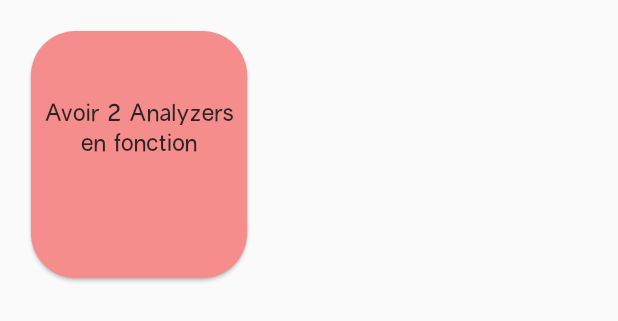
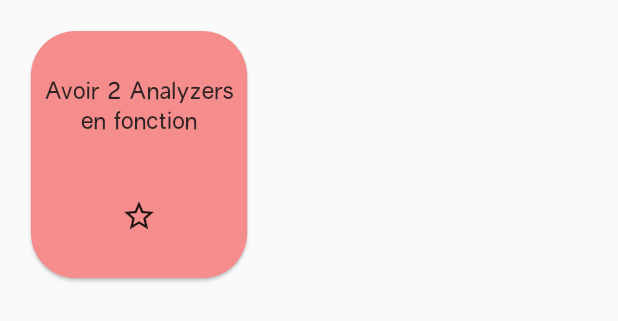
Before and after one commit to SoulPot/mobile, a Flutter app: the CardObjective widget shown alone on an empty page, opened directly with sample values from the repository, after a tap on "Analyzer Neophyte", on a phone screen of 412 x 824 dp. Shown: the top 321 px of the screen. Run offline on Flutter 3.47's test engine with Material 2 defaults, Android fonts, the phone set to English and light mode, and no system bars; our stand-ins replace auth_buttons, cloud_firestore, firebase_analytics, firebase_auth, firebase_core, firebase_crashlytics and 8 more; missing offline and left inert: battery_indicator, flutter_facebook_auth, linear_progress_bar, network_info_plus, wifi_scan; accounts and stored records are empty.

Commit message:
display objective type

```diff
--- a/lib/models/MockedData.dart
+++ b/lib/models/MockedData.dart
@@ -49,15 +49,15 @@ class MockedData {
   static List<Objective> objectives = [
     Objective( "1",
         "Analyzer Neophyte ", "Avoir 2 Analyzers en fonction", SoulPotTheme.SPRedPale,
-        SoulPotTheme.SPBlack, 2, ),
+        SoulPotTheme.SPBlack, 2, "easy"),
     Objective( "2",
         "Analyzer Pro", "Posséder 5 Analyzers", SoulPotTheme.SPRed,
-        SoulPotTheme.SPBlack, 5, ),
+        SoulPotTheme.SPBlack, 5, "hard"),
     Objective( "3",
         "Analyzer Neophyte ", "descritpzssdvgfwdfb", SoulPotTheme.SPRedPale,
-        SoulPotTheme.SPBlack, 5, ),
+        SoulPotTheme.SPBlack, 5, "advanced"),
     Objective( "4",
         "Analyzer Débutant", "Posséder un Analyzer", SoulPotTheme.SPGreen,
-        Colors.white70, 1, ),
+        Colors.white70, 1, "easy"),
   ];
 }
--- a/lib/models/Objective.dart
+++ b/lib/models/Objective.dart
@@ -2,13 +2,14 @@
 import 'dart:ui';
 
 class Objective{
-  Objective(this.id, this.label, this.description, this.backgroundColor, this.fontColor, this.objectiveValue,{this.stateValue, this.owned});
+  Objective(this.id, this.label, this.description, this.backgroundColor, this.fontColor, this.objectiveValue, this.type, {this.stateValue, this.owned});
   final String id;
   final String label;
   final String description;
   final Color backgroundColor;
   final Color fontColor;
   final int objectiveValue;
+  final String type;
   int? stateValue;
   bool? owned;
 }
--- a/lib/utilities/Firebase/firestore.dart
+++ b/lib/utilities/Firebase/firestore.dart
@@ -28,7 +28,7 @@ class FirestoreManager {
           fontColor = SoulPotTheme.SPBlack;
         }
 
-        Objective o = Objective(element.id, element["nom"], element["description"], backgroundColor, fontColor, element["objective_value"]);
+        Objective o = Objective(element.id, element["nom"], element["description"], backgroundColor, fontColor, element["objective_value"], element["type"]);
         objectivesStatic.add(o);
       });
     });
--- a/lib/widgets/CardObjective.dart
+++ b/lib/widgets/CardObjective.dart
@@ -40,7 +40,8 @@ class _CardObjectiveState extends State<CardObjective> {
       child: widget,
       builder: (context, widget) {
         final isUnder = (ValueKey(buildFront) != widget?.key);
-        final value = isUnder ? min(rotateAnim.value, pi / 2) : rotateAnim.value;
+        final value =
+        isUnder ? min(rotateAnim.value, pi / 2) : rotateAnim.value;
         return Transform(
           transform: Matrix4.rotationY(value),
           child: widget,
@@ -61,11 +62,11 @@ class _CardObjectiveState extends State<CardObjective> {
     );
   }
 
-  Widget buildFront(){
+  Widget buildFront() {
     return buildCard(ValueKey(true));
   }
 
-  Widget buildBack(){
+  Widget buildBack() {
     return buildCard(ValueKey(false));
   }
 
@@ -75,7 +76,6 @@ class _CardObjectiveState extends State<CardObjective> {
       shape: RoundedRectangleBorder(
         borderRadius: BorderRadius.circular(30),
       ),
-
       child: Container(
         width: 35.w,
         height: 20.h,
@@ -84,7 +84,8 @@ class _CardObjectiveState extends State<CardObjective> {
           child: Column(
             mainAxisAlignment: MainAxisAlignment.spaceEvenly,
             children: [
-              displayFront ? Text(
+              displayFront
+                  ? Text(
                 widget.objective.label,
                 textAlign: TextAlign.center,
                 style: TextStyle(
@@ -92,7 +93,8 @@ class _CardObjectiveState extends State<CardObjective> {
                     color: widget.objective.fontColor,
                     fontWeight: FontWeight.bold,
                     fontFamily: "Greenhouse"),
-              ) : Text(
+              )
+                  : Text(
                 widget.objective.description,
                 textAlign: TextAlign.center,
                 style: TextStyle(
@@ -100,9 +102,12 @@ class _CardObjectiveState extends State<CardObjective> {
                     color: widget.objective.fontColor,
                     fontFamily: "Greenhouse"),
               ),
-              widget.objective.owned == true || !displayFront
-                  ? Container(width: 0, height: 0)
-                  : displayProgressBar(),
+              widget.objective.owned == false || !displayFront
+                  ? Container(
+                width: 0,
+                height: 0,
+              ) : displayProgressBar(),
+              !displayFront ? displayObjectiveType() : Container(),
             ],
           ),
         ),
@@ -117,7 +122,7 @@ class _CardObjectiveState extends State<CardObjective> {
       progressType: LinearProgressBar.progressTypeLinear,
       // Use Linear progress
       currentStep:
-          widget.objective.stateValue != null ? widget.objective.stateValue : 0,
+      widget.objective.stateValue != null ? widget.objective.stateValue : 0,
       progressColor: SoulPotTheme.SPPaleGreen,
       backgroundColor: Colors.grey,
       semanticsLabel: "Label",
@@ -125,5 +130,30 @@ class _CardObjectiveState extends State<CardObjective> {
     );
   }
 
+  displayObjectiveType() {
+    var star_counter = 0;
+
+    if (widget.objective.type == "easy") {
+      return Icon(Icons.star_border_outlined);
+    } else if (widget.objective.type == "advanced") {
+      return Row(
+        mainAxisAlignment: MainAxisAlignment.center,
+        children: [
+          Icon(Icons.star_border_outlined),
+          Icon(Icons.star_border_outlined),
+        ],
+      );
+    } else if (widget.objective.type == "hard") {
+      return Row(
+        mainAxisAlignment: MainAxisAlignment.center,
+        children: [
+          Icon(Icons.star_border_outlined),
+          Icon(Icons.star_border_outlined),
+          Icon(Icons.star_border_outlined)
+        ],
+      );
+    }
+  }
+
   onChanged() {}
 }
```
